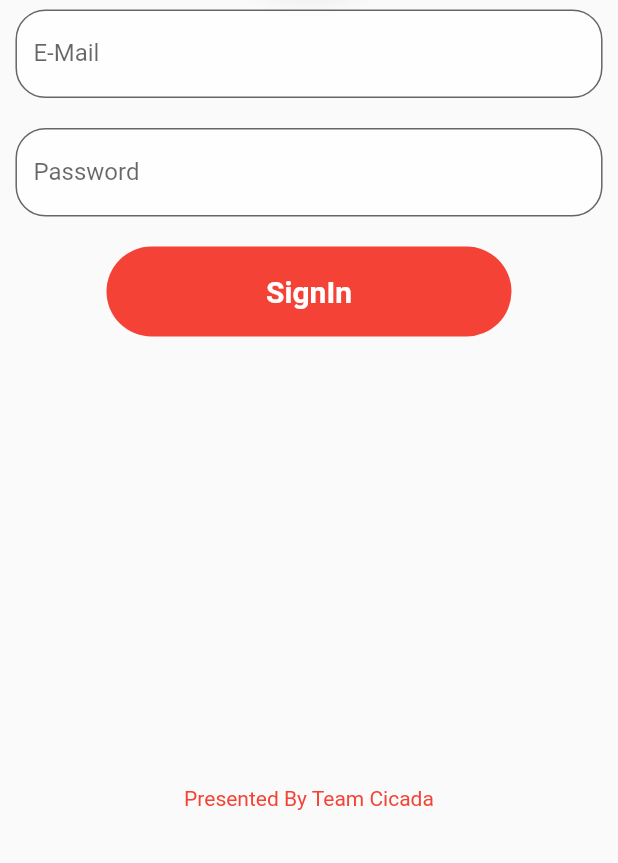
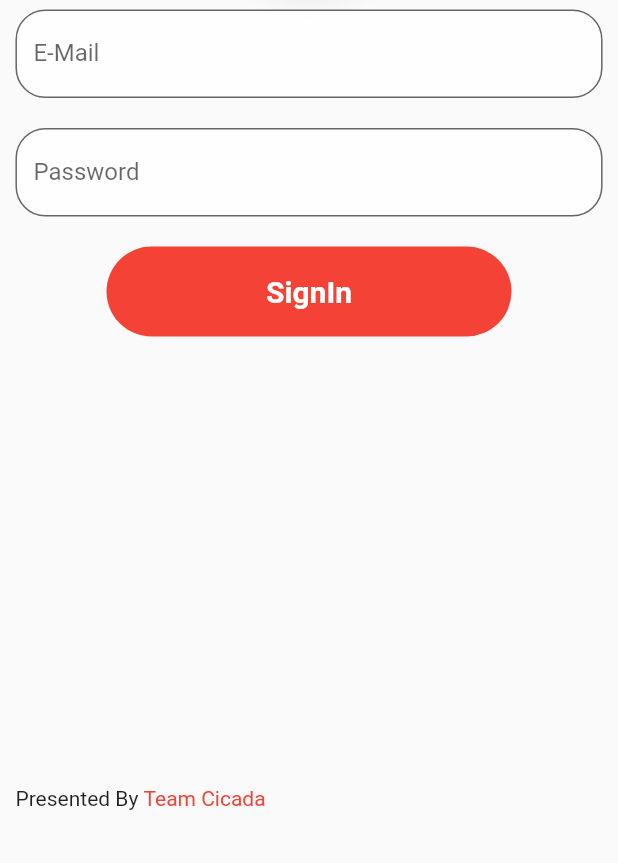
Before and after one commit to nabint/Ambu-lights, a Flutter app: the screen it shows after launch, after a tap on "Login", on a phone screen of 412 x 824 dp, the part 373-1236 px from its top. Run offline on Flutter 3.47's test engine with Material 2 defaults, Android fonts, the phone set to English and light mode, and no system bars; drawn by our look-alikes of avatar_glow; our stand-ins replace firebase_auth, geolocator, google_maps_flutter, splashscreen; missing offline and left inert: flutter_google_places, geocoder, google_maps_webservice; accounts and stored records are empty.

Commit message:
Finished adding features

```diff
--- a/lib/screens/login.dart
+++ b/lib/screens/login.dart
@@ -109,10 +109,18 @@ class LoginPage extends StatelessWidget {
                     SizedBox(
                       height: 300.0,
                     ),
-                    Text(
-                      "Presented By Team Cicada",
-                      style: TextStyle(color: Colors.red),
-                    )
+                    Center(
+                      child:Container(
+                      child: Row(
+                        children: <Widget>[
+                          Text("Presented By "),
+                          Text(
+                            "Team Cicada",
+                            style: TextStyle(color: Colors.red),
+                          )
+                        ],
+                      ),
+                    ),),
                   ],
                 ),
               ),
```
